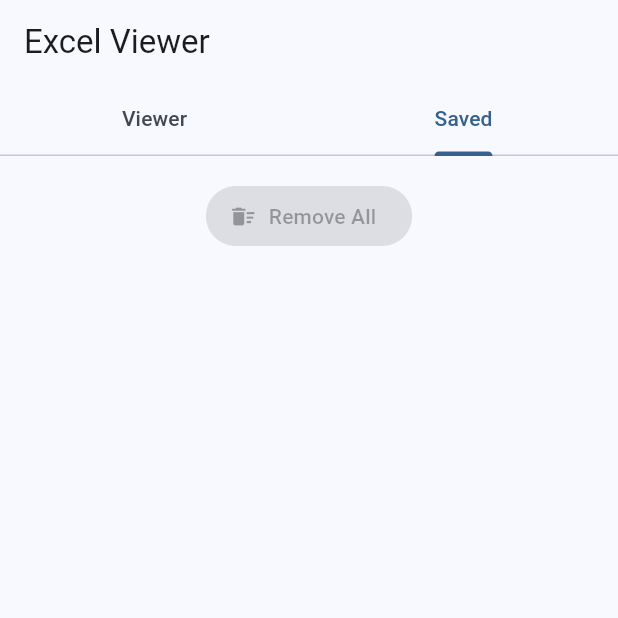
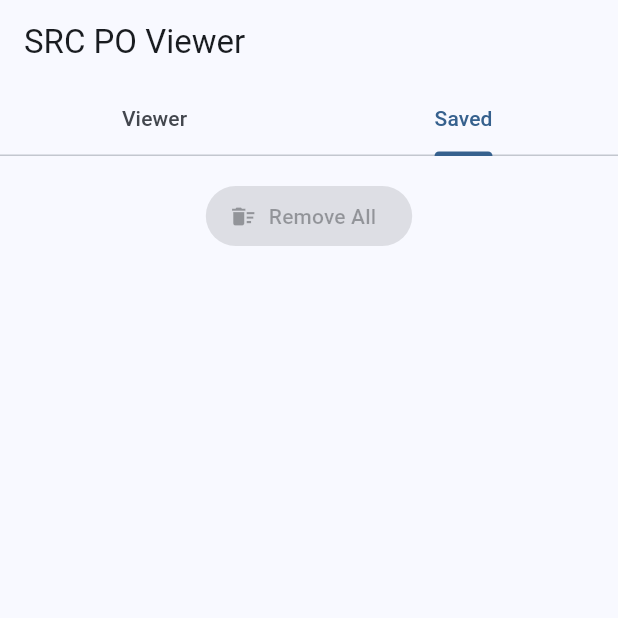
Before and after one commit to tommywijayac/po_viewer, a Flutter app: the screen it shows after launch, tab 2 chosen, on a phone screen of 412 x 824 dp, the top half of it. Run offline on Flutter 3.47's test engine with Material 3 defaults, Android fonts, the phone set to English and light mode, and no system bars; our stand-ins replace file_picker, sqflite, sqflite_common_ffi; missing offline and left inert: excel; accounts and stored records are empty.

Commit message:
feat: saved list use memorystore

```diff
--- /dev/null
+++ b/lib/database/memory_store.dart
@@ -0,0 +1,17 @@
+import '../models/item_model.dart';
+
+class MemoryStore {
+  static final List<PurchaseOrderItem> savedItems = [];
+
+  static void addItem(PurchaseOrderItem item) {
+    savedItems.add(item);
+  }
+
+  static void removeItem(PurchaseOrderItem item) {
+    savedItems.remove(item);
+  }
+
+  static void clear() {
+    savedItems.clear();
+  }
+}
--- a/lib/main.dart
+++ b/lib/main.dart
@@ -20,7 +20,7 @@
   @override
   Widget build(BuildContext context) {
     return MaterialApp(
-      title: 'Excel Viewer',
+      title: 'SRC PO Viewer',
       theme: ThemeData(
         colorScheme: ColorScheme.fromSeed(seedColor: Colors.blue),
         useMaterial3: true,
@@ -39,7 +39,7 @@
       length: 2,
       child: Scaffold(
         appBar: AppBar(
-          title: const Text('Excel Viewer'),
+          title: const Text('SRC PO Viewer'),
           bottom: const TabBar(
             tabs: [
               Tab(text: 'Viewer'),
--- a/lib/screens/saved_tab.dart
+++ b/lib/screens/saved_tab.dart
@@ -1,7 +1,7 @@
 import 'package:flutter/material.dart';
 
 import '../models/item_model.dart';
-import '../database/database_helper.dart';
+import '../database/memory_store.dart';
 import '../widgets/purchase_order_item_card.dart';
 
 class SavedTab extends StatefulWidget {
@@ -12,28 +12,26 @@
 }
 
 class _SavedTabState extends State<SavedTab> {
-  final DatabaseHelper _dbHelper = DatabaseHelper();
-  late Future<List<PurchaseOrderItem>> _itemsFuture;
+  List<PurchaseOrderItem> _items = MemoryStore.savedItems;
 
   @override
   void initState() {
     super.initState();
-    _loadItems();
   }
 
   void _loadItems() {
     setState(() {
-      _itemsFuture = _dbHelper.getAllItems();
+      _items = MemoryStore.savedItems;
     });
   }
 
-  Future<void> _removeItem(int id, String itemName) async {
+  Future<void> _removeItem(PurchaseOrderItem item) async {
     try {
-      await _dbHelper.deleteItem(id);
+      MemoryStore.removeItem(item);
       _loadItems();
       if (mounted) {
         ScaffoldMessenger.of(context).showSnackBar(
-          SnackBar(content: Text('Removed: $itemName')),
+          SnackBar(content: Text('Removed: ${item.productName}')),
         );
       }
     } catch (e) {
@@ -47,7 +45,7 @@
 
   Future<void> _removeAll() async {
     try {
-      await _dbHelper.deleteAllItems();
+      MemoryStore.clear();
       _loadItems();
       if (mounted) {
         ScaffoldMessenger.of(context).showSnackBar(
@@ -94,58 +92,32 @@
       children: [
         Padding(
           padding: const EdgeInsets.all(16.0),
-          child: FutureBuilder<List<PurchaseOrderItem>>(
-            future: _itemsFuture,
-            builder: (context, snapshot) {
-              bool hasItems = snapshot.hasData && snapshot.data!.isNotEmpty;
-              return ElevatedButton.icon(
-                onPressed: hasItems ? _showRemoveAllConfirmation : null,
+          child: ElevatedButton.icon(
+            onPressed: _items.isNotEmpty ? _showRemoveAllConfirmation : null,
             icon: const Icon(Icons.delete_sweep),
             label: const Text('Remove All'),
-              );
-            },
           ),
         ),
         Expanded(
-          child: FutureBuilder<List<PurchaseOrderItem>>(
-            future: _itemsFuture,
-            builder: (context, snapshot) {
-              if (snapshot.connectionState == ConnectionState.waiting) {
-                return const Center(child: CircularProgressIndicator());
-              }
-
-              if (snapshot.hasError) {
-                return Center(
-                  child: Text('Error: ${snapshot.error}'),
-                );
-              }
-
-              if (!snapshot.hasData || snapshot.data!.isEmpty) {
-                return Center(
+          child: _items.isEmpty
+              ? Center(
                   child: Text(
                     'No saved items yet',
                     style: Theme.of(context).textTheme.headlineSmall,
                   ),
-                );
-              }
-
-              List<PurchaseOrderItem> items = snapshot.data!;
-
-              return ListView.builder(
-                itemCount: items.length,
+                )
+              : ListView.builder(
+                  itemCount: _items.length,
                   itemBuilder: (context, index) {
-                  final item = items[index];
+                    final item = _items[index];
                     return PurchaseOrderItemCard(
                       item: item,
-                    cardStyle: CardStyle.compact,
+                      cardStyle: CardStyle.detailed,
                       priceFormatter: RupiahPriceFormatter(),
                       onTap: () {
                         // Could add functionality here if needed
                       },
-                    onDeletePressed: () =>
-                        _removeItem(item.id!, item.productName),
-                  );
-                },
+                      onDeletePressed: () => _removeItem(item),
                     );
                   },
                 ),
--- a/lib/screens/viewer_tab.dart
+++ b/lib/screens/viewer_tab.dart
@@ -7,6 +7,7 @@
 
 import '../models/item_model.dart';
 import '../database/database_helper.dart';
+import '../database/memory_store.dart';
 import '../widgets/purchase_order_item_card.dart';
 
 class ViewerTab extends StatefulWidget {
@@ -142,6 +143,7 @@
 
     try {
       await _dbHelper.insertItem(selectedItem!);
+      MemoryStore.addItem(selectedItem!);
 
       if (mounted) {
         _showSnackBar('Saved: ${selectedItem!.productName}');
```
Lines whose indentation alone changed are shown as unchanged.
